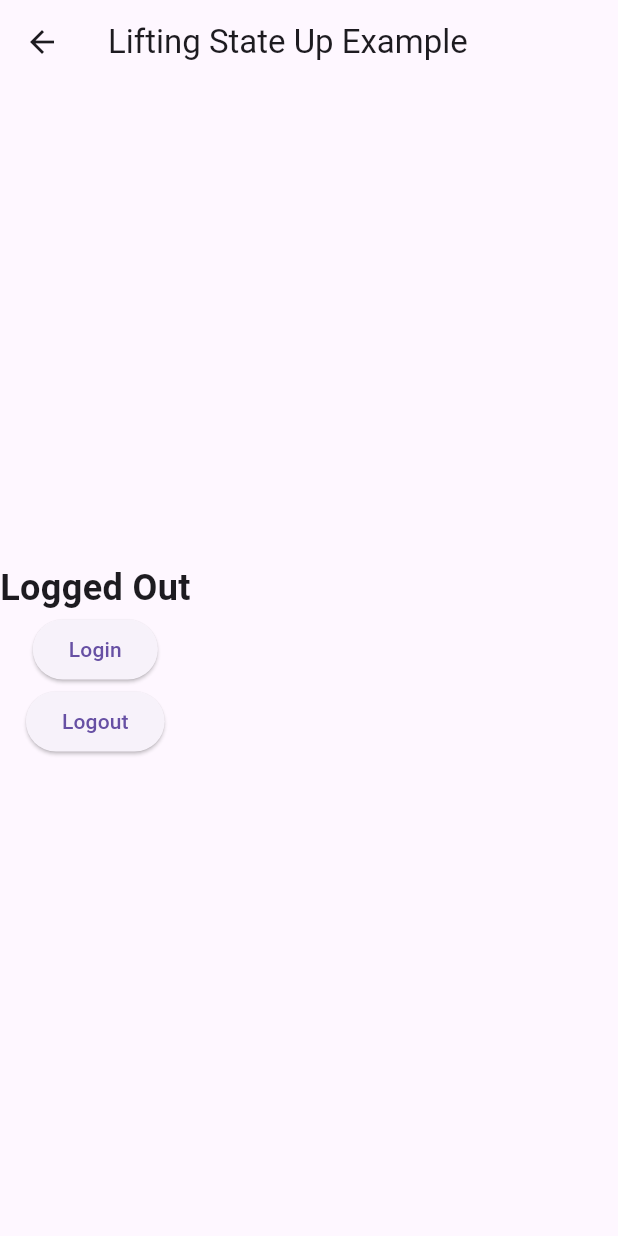
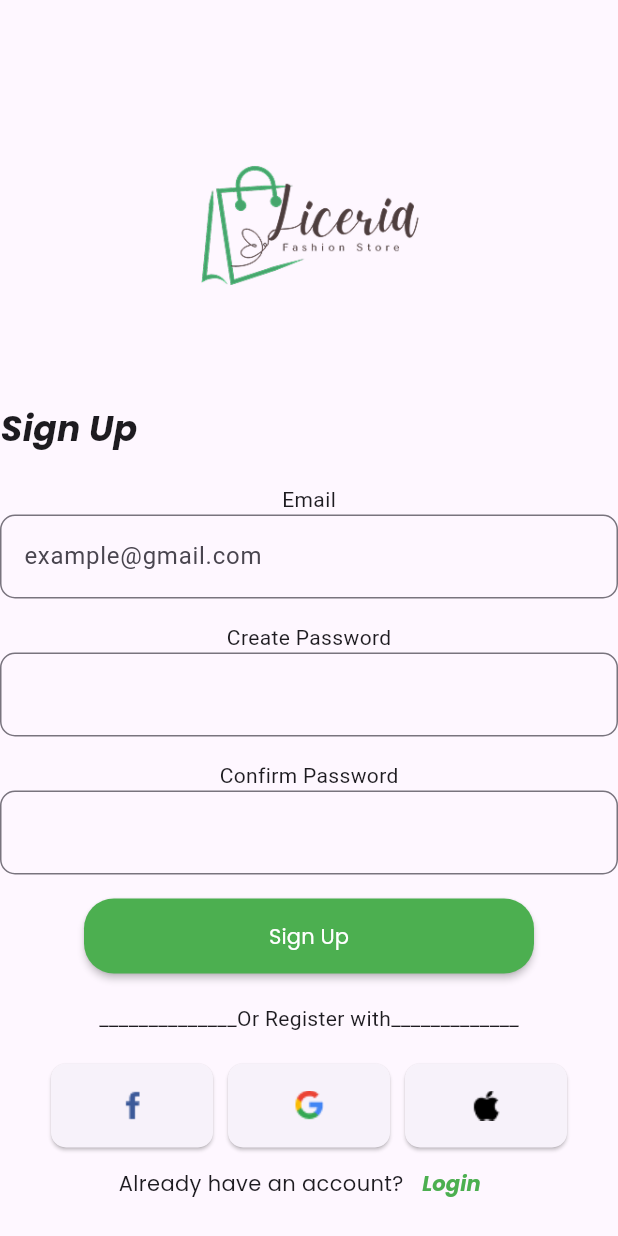
Before and after one commit to mathewwicky/flutterAuthSreens, a Flutter app: the screen it shows after launch, after a tap on "Create Account", on a phone screen of 412 x 824 dp. Run offline on Flutter 3.47's test engine with Material 3 defaults, Android fonts, the phone set to English and light mode, and no system bars.

Commit message:
sign up screen

```diff
--- a/lib/main.dart
+++ b/lib/main.dart
@@ -14,7 +14,7 @@ class MyApp extends StatelessWidget {
       initialRoute: '/',
       routes: {
         '/': (context) => HomeScreen(),
-        '/signup': (context) => HostWidget(),
+        '/signup': (context) => Signupscreen(),
       },
     );
   }
@@ -35,8 +35,7 @@ class HomeScreen extends StatelessWidget {
               color: Colors.white,
               // padding: EdgeInsets.symmetric(vertical: 20, horizontal: 36),
               //width: double.infinity,
-              width: 320,
-              height: 320,
+
               child: Image.asset(
                 'assets/images/log.png',
               )),
--- a/lib/signupscreen.dart
+++ b/lib/signupscreen.dart
@@ -1,56 +1,161 @@
 import 'package:flutter/material.dart';
 
-
-// Host (Parent) Widget - Holds the actual state
-class HostWidget extends StatefulWidget {
-  @override
-  _HostWidgetState createState() => _HostWidgetState();
-}
-
-class _HostWidgetState extends State<HostWidget> {
-  bool _isLoggedIn = false;
-
-  void _toggleLogin(bool status) {
-    setState(() {
-      _isLoggedIn = status;
-    });
-  }
+class Signupscreen extends StatelessWidget {
+  const Signupscreen({super.key});
 
   @override
   Widget build(BuildContext context) {
     return Scaffold(
-      appBar: AppBar(title: Text("Lifting State Up Example")),
       body: Column(
-        mainAxisAlignment: MainAxisAlignment.center,
         children: [
-          Text(_isLoggedIn ? "Logged In" : "Logged Out",
-              style: TextStyle(fontSize: 24, fontWeight: FontWeight.bold)),
-          LoginWidget(onLogin: _toggleLogin), // Passing function to child
+          Container(
+            margin: EdgeInsets.only(top: 50),
+            alignment: Alignment.center,
+            width: 200,
+            height: 200,
+            child: Image.asset('assets/images/log.png'),
+          ),
+          SizedBox(height: 20),
+          Padding(
+            padding: const EdgeInsets.only(right: 320),
+            child: Text(
+              "Sign Up",
+              style: TextStyle(
+                fontFamily: 'Poppins',
+                fontSize: 23,
+                fontWeight: FontWeight.bold,
+              ),
+            ),
+          ),
+          SizedBox(height: 20),
+          Text("Email"),
+         // SizedBox(height: 2),
+          TextFormField(
+            decoration: InputDecoration(
+
+             // labelText: "Email",
+              hintText: "example@gmail.com",
+              border: OutlineInputBorder(
+                borderRadius: BorderRadius.circular(10),
+              ),
+            ),
+          ),
+          SizedBox(height: 16),
+           Text("Create Password"),
+         // SizedBox(height: 1),
+          TextFormField(
+            decoration: InputDecoration(
+
+              border: OutlineInputBorder(
+                borderRadius: BorderRadius.circular(10),
+              ),
+            ),
+          ),
+          SizedBox(height: 16),
+
+           Text("Confirm Password"),
+          //SizedBox(height: 1),
+          TextFormField(
+            decoration: InputDecoration(
+              //labelText: "Confirm Password",
+             // hintText: "example@gmail.com",
+              border: OutlineInputBorder(
+                borderRadius: BorderRadius.circular(10),
+              ),
+            ),
+          ),
+          SizedBox(height: 16),
+          ElevatedButton(
+            style: ElevatedButton.styleFrom(
+              elevation: 2,
+              minimumSize: Size(300, 50),
+              shape: RoundedRectangleBorder(
+                borderRadius: BorderRadius.circular(20),
+              ),
+              backgroundColor: Colors.green,
+            ),
+            onPressed: () {},
+            child: Text(
+              "Sign Up",
+              style: TextStyle(
+                fontFamily: "Poppins",
+                color: Colors.white,
+                fontSize: 14,
+              ),
+            ),
+          ),
+          SizedBox(height: 20),
+          Text("______________Or Register with_____________"),
+          SizedBox(height: 20),
+          Row(
+            mainAxisAlignment: MainAxisAlignment.center,
+            children: [
+              ElevatedButton(
+                style: ElevatedButton.styleFrom(
+                  //elevation: 1,
+                  minimumSize: Size(108, 56),
+                  shape: RoundedRectangleBorder(
+                    borderRadius: BorderRadius.circular(10),
+                  ),
+                ),
+                onPressed: () {},
+                child: Image.asset("assets/icons/Facebook.png"),
+              ),
+              SizedBox(width: 10),
+              ElevatedButton(
+                style: ElevatedButton.styleFrom(
+                  // elevation: 2,
+                  minimumSize: Size(108, 56),
+                  shape: RoundedRectangleBorder(
+                    borderRadius: BorderRadius.circular(10),
+                  ),
+                ),
+                onPressed: () {},
+                child: Image.asset("assets/icons/Google.png"),
+              ),
+              SizedBox(width: 10),
+              ElevatedButton(
+                style: ElevatedButton.styleFrom(
+                  //elevation: 2,
+                  minimumSize: Size(108, 56),
+                  shape: RoundedRectangleBorder(
+                    borderRadius: BorderRadius.circular(10),
+                  ),
+                ),
+                onPressed: () {},
+                child: Image.asset("assets/icons/Apple.png"),
+              ),
+            ],
+          ),
+          Row(
+            mainAxisAlignment: MainAxisAlignment.center,
+            children: [
+              Text(
+                "Already have an account?",
+                style: TextStyle(
+                  fontFamily: 'Poppins',
+                  fontSize: 14,
+                  fontWeight: FontWeight.normal,
+                ),
+              ),
+              TextButton(
+                onPressed: () {
+                  Navigator.pushNamed(context, '/');
+                },
+                child: Text(
+                  "Login",
+                  style: TextStyle(
+                    fontFamily: 'Poppins',
+                    fontSize: 14,
+                    fontWeight: FontWeight.bold,
+                    color: Colors.green,
+                  ),
+                ),
+              ),
+            ],
+          ),
         ],
       ),
     );
   }
 }
-
-// Login (Child) Widget - Calls parent's function to update state
-class LoginWidget extends StatelessWidget {
-  final Function(bool) onLogin;
-
-  LoginWidget({required this.onLogin});
-
-  @override
-  Widget build(BuildContext context) {
-    return Column(
-      children: [
-        ElevatedButton(
-          onPressed: () => onLogin(true), // Calls parent's function
-          child: Text("Login"),
-        ),
-        ElevatedButton(
-          onPressed: () => onLogin(false),
-          child: Text("Logout"),
-        ),
-      ],
-    );
-  }
-}
--- a/pubspec.yaml
+++ b/pubspec.yaml
@@ -61,7 +61,9 @@ flutter:
   # To add assets to your application, add an assets section, like this:
   assets:
     - assets/images/log.png
-  #   - images/a_dot_ham.jpeg
+    - assets/icons/Apple.png
+    - assets/icons/Facebook.png
+    - assets/icons/Google.png
 
   # An image asset can refer to one or more resolution-specific "variants", see
   # https://flutter.dev/to/resolution-aware-images
```
Also changed, not shown: assets/icons/Apple.png (added), assets/icons/Facebook.png (added), assets/icons/Google.png (added).
